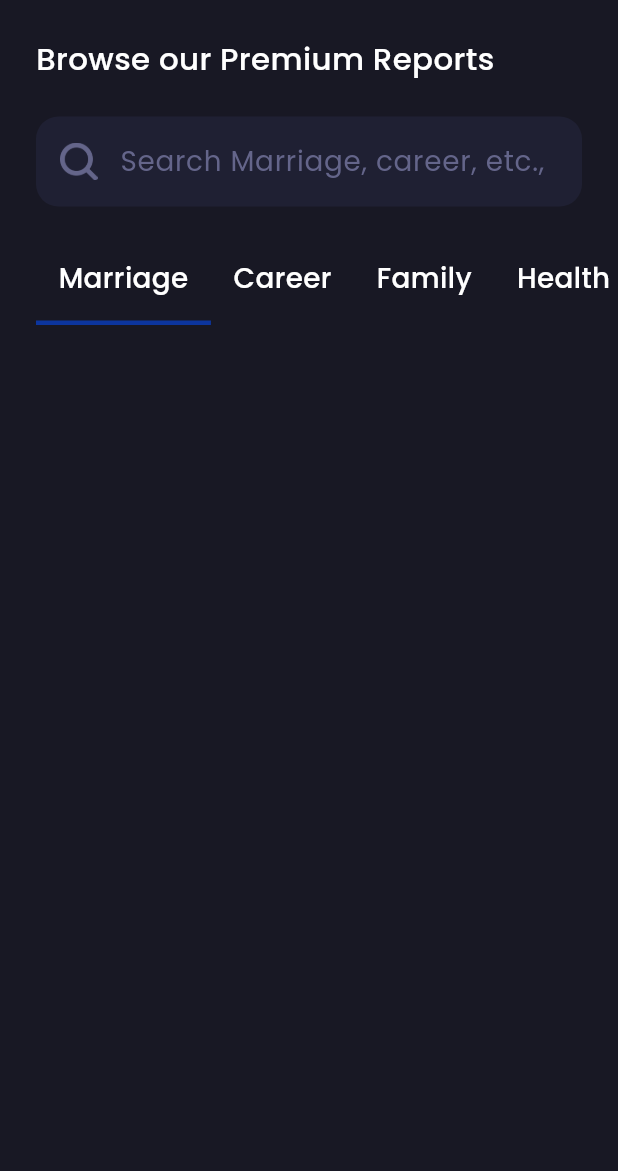
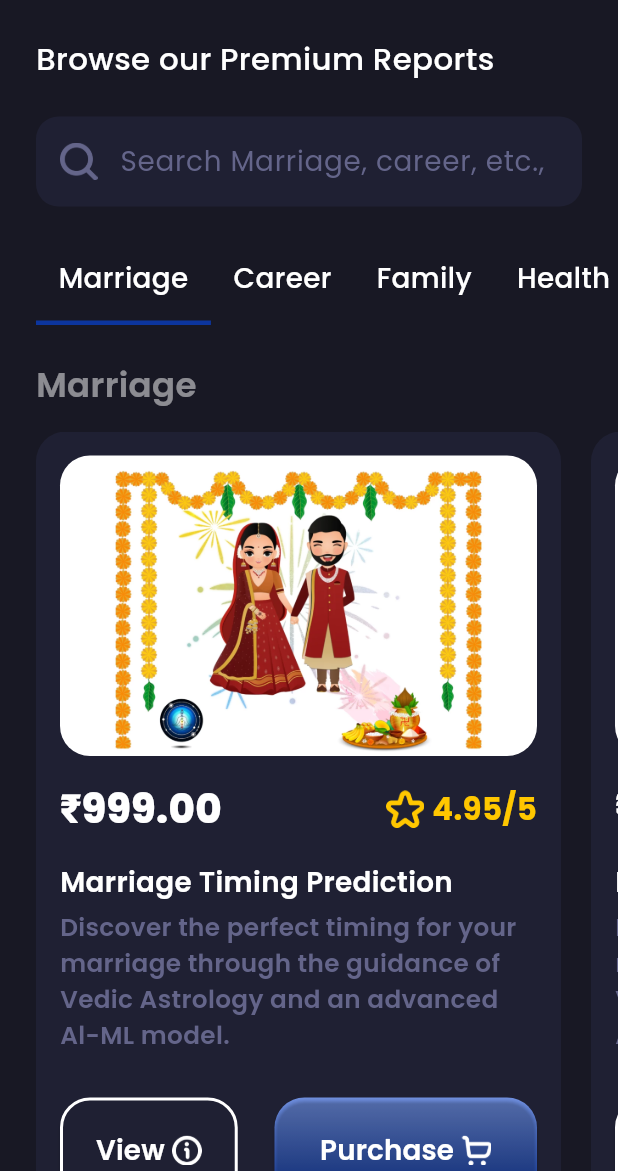
Before and after one commit to marcolous/Flutter-Site_Galleria, a Flutter app: the screen it shows after launch, on a phone screen of 412 x 824 dp, the part 65-1236 px from its top. Run offline on Flutter 3.47's test engine with Material 3 defaults, Android fonts, the phone set to English and light mode, and no system bars; our stand-ins replace gap.

Commit message:
finish details screen body

```diff
--- a/lib/core/utils/app_images.dart
+++ b/lib/core/utils/app_images.dart
@@ -23,7 +23,7 @@ class AppImages {
   );
   static Image image = Image.asset(
     "assets/images/image.png",
-    // fit: BoxFit.fitWidth,
+    fit: BoxFit.cover,
   );
   static Image marriage = Image.asset(
     "assets/images/marriage.png",
--- a/lib/core/utils/styles.dart
+++ b/lib/core/utils/styles.dart
@@ -105,7 +105,7 @@ class Styles {
     return TextStyle(
       fontSize: getResponsiveFontSize(context, fontSize: 16),
       fontWeight: FontWeight.w600,
-      color: Colors.white,
+      color: const Color(0xff64658A),
       fontFamily: fontFamily,
     );
   }
@@ -195,7 +195,7 @@ class Styles {
     return TextStyle(
       fontSize: getResponsiveFontSize(context, fontSize: 20),
       fontWeight: FontWeight.w700,
-      color: Colors.white,
+      color: const Color(0xffFFC700),
       fontFamily: fontFamily,
     );
   }
@@ -213,7 +213,7 @@ class Styles {
     return TextStyle(
       fontSize: getResponsiveFontSize(context, fontSize: 22),
       fontWeight: FontWeight.w600,
-      color: Colors.white,
+      color: Colors.white.withOpacity(.5),
       fontFamily: fontFamily,
     );
   }
--- /dev/null
+++ b/lib/details_screen/widget/categories_v_list_view.dart
@@ -0,0 +1,25 @@
+import 'package:flutter/material.dart';
+import 'package:gap/gap.dart';
+import 'package:site_galleria/details_screen/widget/category.dart';
+
+class CategoriesVListView extends StatelessWidget {
+  const CategoriesVListView({super.key});
+  static List<String> categories = [
+    'Marriage',
+    'Career',
+    'Family',
+    'Health',
+    'Business',
+  ];
+
+  @override
+  Widget build(BuildContext context) {
+    return ListView.separated(
+      shrinkWrap: true,
+      physics: const NeverScrollableScrollPhysics(),
+      itemCount: categories.length,
+      separatorBuilder: (context, index) => const Gap(24),
+      itemBuilder: (context, index) => Category(title: categories[index]),
+    );
+  }
+}
--- /dev/null
+++ b/lib/details_screen/widget/category.dart
@@ -0,0 +1,37 @@
+
+import 'package:flutter/material.dart';
+import 'package:gap/gap.dart';
+import 'package:site_galleria/core/utils/styles.dart';
+import 'package:site_galleria/details_screen/widget/category_item.dart';
+import 'package:site_galleria/details_screen/widget/custom_padding.dart';
+
+class Category extends StatelessWidget {
+  const Category({super.key, required this.title});
+  final String title;
+
+  @override
+  Widget build(BuildContext context) {
+    return Column(
+      crossAxisAlignment: CrossAxisAlignment.start,
+      children: [
+        CustomPadding(
+          child: Text(
+            title,
+            style: Styles.style22SemiBold(context),
+          ),
+        ),
+        const Gap(15),
+        SizedBox(
+          height: 530,
+          child: ListView.separated(
+            padding: const EdgeInsets.symmetric(horizontal: 24),
+            scrollDirection: Axis.horizontal,
+            itemCount: 10,
+            separatorBuilder: (context, index) => const Gap(20),
+            itemBuilder: (context, index) => const CategoryItem(),
+          ),
+        )
+      ],
+    );
+  }
+}
--- /dev/null
+++ b/lib/details_screen/widget/category_item.dart
@@ -0,0 +1,128 @@
+import 'package:flutter/material.dart';
+import 'package:gap/gap.dart';
+import 'package:site_galleria/core/utils/app_images.dart';
+import 'package:site_galleria/core/utils/styles.dart';
+
+class CategoryItem extends StatelessWidget {
+  const CategoryItem({super.key});
+
+  @override
+  Widget build(BuildContext context) {
+    return Container(
+      width: 350,
+      padding: const EdgeInsets.all(16),
+      decoration: BoxDecoration(
+        borderRadius: BorderRadius.circular(20),
+        color: const Color(0xff1F2033),
+      ),
+      child: Column(
+        crossAxisAlignment: CrossAxisAlignment.start,
+        children: [
+          Container(
+            decoration: BoxDecoration(
+              borderRadius: BorderRadius.circular(20),
+              color: Colors.white,
+            ),
+            child: AppImages.image,
+          ),
+          const Gap(16),
+          Row(
+            mainAxisAlignment: MainAxisAlignment.spaceBetween,
+            children: [
+              Text(
+                '₹999.00',
+                style: Styles.style26(context),
+              ),
+              Row(
+                children: [
+                  SizedBox(height: 25, child: AppImages.rate),
+                  const Gap(5),
+                  Text(
+                    '4.95/5',
+                    style: Styles.style20Bold(context),
+                  ),
+                ],
+              ),
+            ],
+          ),
+          const Gap(16),
+          Text(
+            'Marriage Timing Prediction',
+            style: Styles.style18SemiBold(context),
+          ),
+          const Gap(4),
+          Text(
+            'Discover the perfect timing for your marriage through the guidance of Vedic Astrology and an advanced Al-ML model.',
+            style: Styles.style16SemiBold(context),
+          ),
+          const Expanded(child: Gap(1)),
+          Row(
+            mainAxisAlignment: MainAxisAlignment.spaceBetween,
+            children: [
+              ElevatedButton(
+                onPressed: () {},
+                style: ElevatedButton.styleFrom(
+                  minimumSize: const Size(100, 70),
+                  backgroundColor: const Color(0xff1F2033),
+                  shape: RoundedRectangleBorder(
+                    borderRadius: BorderRadius.circular(20),
+                    side: const BorderSide(
+                      color: Colors.white,
+                      width: 2,
+                    ),
+                  ),
+                ),
+                child: Row(
+                  children: [
+                    Text(
+                      'View',
+                      style: Styles.style18SemiBold(context),
+                    ),
+                    const Gap(5),
+                    SizedBox(
+                      height: 20,
+                      child: AppImages.view,
+                    )
+                  ],
+                ),
+              ),
+              Container(
+                decoration: BoxDecoration(
+                  gradient: const LinearGradient(
+                    colors: [Color(0xff7495E8), Color(0xff0C359E)],
+                    begin: Alignment.topCenter,
+                    end: Alignment.bottomCenter,
+                  ),
+                  borderRadius: BorderRadius.circular(20),
+                ),
+                child: ElevatedButton(
+                  onPressed: () {},
+                  style: ElevatedButton.styleFrom(
+                    minimumSize: const Size(175, 70),
+                    backgroundColor: Colors.transparent,
+                    shape: RoundedRectangleBorder(
+                      borderRadius: BorderRadius.circular(20),
+                    ),
+                  ),
+                  child: Row(
+                    children: [
+                      Text(
+                        'Purchase',
+                        style: Styles.style18SemiBold(context),
+                      ),
+                      const Gap(5),
+                      SizedBox(
+                        height: 20,
+                        child: AppImages.purchase,
+                      )
+                    ],
+                  ),
+                ),
+              ),
+            ],
+          )
+        ],
+      ),
+    );
+  }
+}
--- a/lib/details_screen/widget/details_screen_body.dart
+++ b/lib/details_screen/widget/details_screen_body.dart
@@ -3,6 +3,7 @@ import 'package:gap/gap.dart';
 import 'package:site_galleria/core/utils/no_bounce_scroll_behavior.dart';
 import 'package:site_galleria/core/utils/styles.dart';
 import 'package:site_galleria/details_screen/widget/categories_h_list_view.dart';
+import 'package:site_galleria/details_screen/widget/categories_v_list_view.dart';
 import 'package:site_galleria/details_screen/widget/custom_padding.dart';
 import 'package:site_galleria/details_screen/widget/search_widget.dart';
 
@@ -25,7 +26,9 @@ class DetailsScreenBody extends StatelessWidget {
           const Gap(24),
           const SearchWidget(),
           const Gap(24),
-          const CategoriesHListView()
+          const CategoriesHListView(),
+          const Gap(24),
+          const CategoriesVListView(),
         ],
       ),
     );
```
